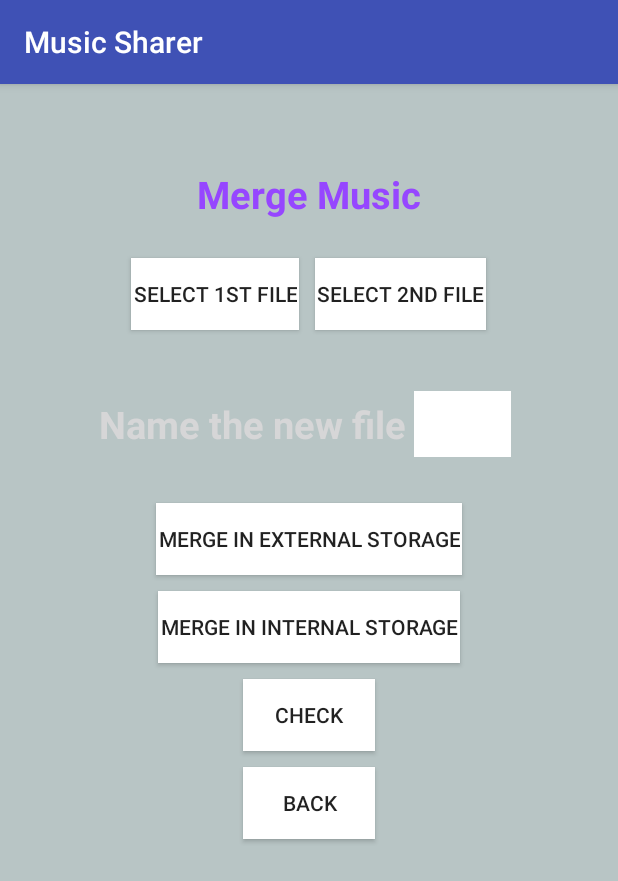
After one commit to somyatuteja/Assignment3, an Android app: the MergeMusic screen opened directly, with no data from a screen before it, on a phone screen of 412 x 824 dp. The commit adds this screen. Shown: the top 881 px of the screen. Run offline under Robolectric (Android 15) with nearby library versions, the phone set to English and light mode, and no system bars.

Commit message:
internal + external +preferences

```diff
--- /dev/null
+++ b/app/src/main/res/layout/activity_merge_music.xml
@@ -0,0 +1,145 @@
+<?xml version="1.0" encoding="utf-8"?>
+<RelativeLayout xmlns:android="http://schemas.android.com/apk/res/android"
+    xmlns:tools="http://schemas.android.com/tools"
+    android:layout_width="match_parent"
+    android:layout_height="match_parent"
+    android:paddingBottom="@dimen/activity_vertical_margin"
+    android:paddingLeft="@dimen/activity_horizontal_margin"
+    android:paddingRight="@dimen/activity_horizontal_margin"
+    android:paddingTop="@dimen/activity_vertical_margin"
+    android:background="#6577"
+    tools:context="com.example.hp.musicsharer.MergeMusic">
+    <LinearLayout
+        android:layout_width="match_parent"
+        android:layout_height="wrap_content"
+        android:orientation="vertical"
+        android:padding="30dp"
+        android:gravity="center">
+        <TextView
+            android:layout_width="wrap_content"
+            android:layout_height="wrap_content"
+            android:paddingTop="10dp"
+            android:textSize="25dp"
+            android:paddingBottom="10dp"
+            android:layout_gravity="center"
+            android:text="@string/merge"
+            android:textColor="#9646ff"
+            android:textStyle="bold"/>
+    <LinearLayout
+        android:layout_width="match_parent"
+        android:layout_height="wrap_content"
+        android:orientation="horizontal"
+        android:padding="10dp"
+        android:gravity="center">
+
+        <Button
+            android:layout_width="wrap_content"
+            android:layout_height="wrap_content"
+            android:layout_margin="5dp"
+            android:paddingBottom="2dp"
+            android:paddingTop="2dp"
+            android:paddingRight="1dp"
+            android:paddingLeft="1dp"
+            android:text="@string/selectfile1"
+            android:background="#ffffff"
+            android:id="@+id/selectfilefirst"
+            />
+        <Button
+            android:layout_width="wrap_content"
+            android:layout_height="wrap_content"
+            android:layout_margin="5dp"
+            android:paddingBottom="2dp"
+            android:paddingTop="2dp"
+            android:paddingRight="1dp"
+            android:paddingLeft="1dp"
+            android:text="@string/selectfile2"
+            android:background="#ffffff"
+            android:id="@+id/selectfilesecond"
+
+            />
+        </LinearLayout>
+        <LinearLayout
+            android:layout_width="match_parent"
+            android:layout_height="wrap_content"
+            android:orientation="horizontal"
+            android:padding="20dp"
+            android:gravity="center">
+            <TextView
+                android:layout_width="wrap_content"
+                android:layout_height="wrap_content"
+                android:paddingTop="10dp"
+                android:textSize="25dp"
+                android:paddingBottom="10dp"
+                android:layout_gravity="center"
+                android:text="@string/namefile"
+                android:textColor="@color/design_textinput_error_color_dark"
+                android:textStyle="bold"/>
+
+            <EditText
+                android:layout_width="match_parent"
+                android:layout_height="match_parent"
+                android:layout_margin="5dp"
+                android:textSize="25dp"
+                android:paddingBottom="2dp"
+                android:paddingTop="2dp"
+                android:paddingRight="1dp"
+                android:paddingLeft="1dp"
+
+                android:background="#ffffff"
+
+                android:id="@+id/filenewnameet" />
+        </LinearLayout>
+
+        <Button
+        android:layout_width="wrap_content"
+        android:layout_height="wrap_content"
+        android:layout_margin="5dp"
+        android:paddingBottom="2dp"
+        android:paddingTop="2dp"
+        android:paddingRight="1dp"
+        android:paddingLeft="1dp"
+        android:text="@string/mergee"
+        android:background="#ffffff"
+        android:id="@+id/mergeexternal"
+        />
+    <Button
+        android:layout_width="wrap_content"
+        android:layout_height="wrap_content"
+        android:layout_margin="5dp"
+        android:paddingBottom="2dp"
+        android:paddingTop="2dp"
+        android:paddingRight="1dp"
+        android:paddingLeft="1dp"
+        android:text="@string/mergei"
+        android:background="#ffffff"
+        android:id="@+id/mergeinternal"
+
+        />
+        <Button
+            android:layout_width="wrap_content"
+            android:layout_height="wrap_content"
+            android:layout_margin="5dp"
+            android:paddingBottom="2dp"
+            android:paddingTop="2dp"
+            android:paddingRight="1dp"
+            android:paddingLeft="1dp"
+            android:text="check"
+            android:background="#ffffff"
+            android:id="@+id/checkinternalforfile"
+
+            />
+    <Button
+        android:layout_width="wrap_content"
+        android:layout_height="wrap_content"
+        android:layout_margin="5dp"
+        android:paddingBottom="2dp"
+        android:paddingTop="2dp"
+        android:paddingRight="1dp"
+        android:paddingLeft="1dp"
+        android:text="@string/back"
+        android:background="#ffffff"
+        android:id="@+id/back"
+
+        />
+    </LinearLayout>
+</RelativeLayout>
--- a/app/src/main/res/values/colors.xml
+++ b/app/src/main/res/values/colors.xml
@@ -1,7 +1,7 @@
 <?xml version="1.0" encoding="utf-8"?>
 <resources>
-    <color name="colorPrimary">#3F51B5</color>
+    <color name="colorPrimary">#3f51b5</color>
     <color name="colorPrimaryDark">#303F9F</color>
-    <color name="colorAccent">#468aff</color>
+    <color name="colorAccent">#ffbb46</color>
 
 </resources>
--- a/app/src/main/res/values/strings.xml
+++ b/app/src/main/res/values/strings.xml
@@ -4,6 +4,15 @@
     <string name="password">Password</string>
     <string name="login">Login</string>
     <string name="logout">Logout</string>
+    <string name="profile">View Profile</string>
+    <string name="image">View Profile Picture</string>
     <string name="title_activity_main_page">MainPage</string>
     <string name="welcome">Welcome </string>
+    <string name="back">Back </string>
+    <string name="merge">Merge Music</string>
+    <string name="mergei">Merge in Internal Storage</string>
+    <string name="mergee">Merge in External Storage</string>
+    <string name="selectfile1">Select 1st File</string>
+    <string name="selectfile2">Select 2nd File</string>
+    <string name="namefile">Name the new file</string>
 </resources>
```
Also changed, not shown: app/src/main/AndroidManifest.xml (+5 -2 lines), app/src/main/java/com/example/hp/musicsharer/LoggedInActivity.java (+20 -4 lines), app/src/main/java/com/example/hp/musicsharer/MergeMusic.java (added, +236 -0 lines), app/src/main/java/com/example/hp/musicsharer/ProfilePictureActivity.java (added, +13 -0 lines), app/src/main/res/layout/activity_logged_in.xml (+38 -1 lines), app/src/main/res/layout/activity_main.xml (+1 -30 lines), app/src/main/res/layout/activity_profile_picture.xml (added, +12 -0 lines).
